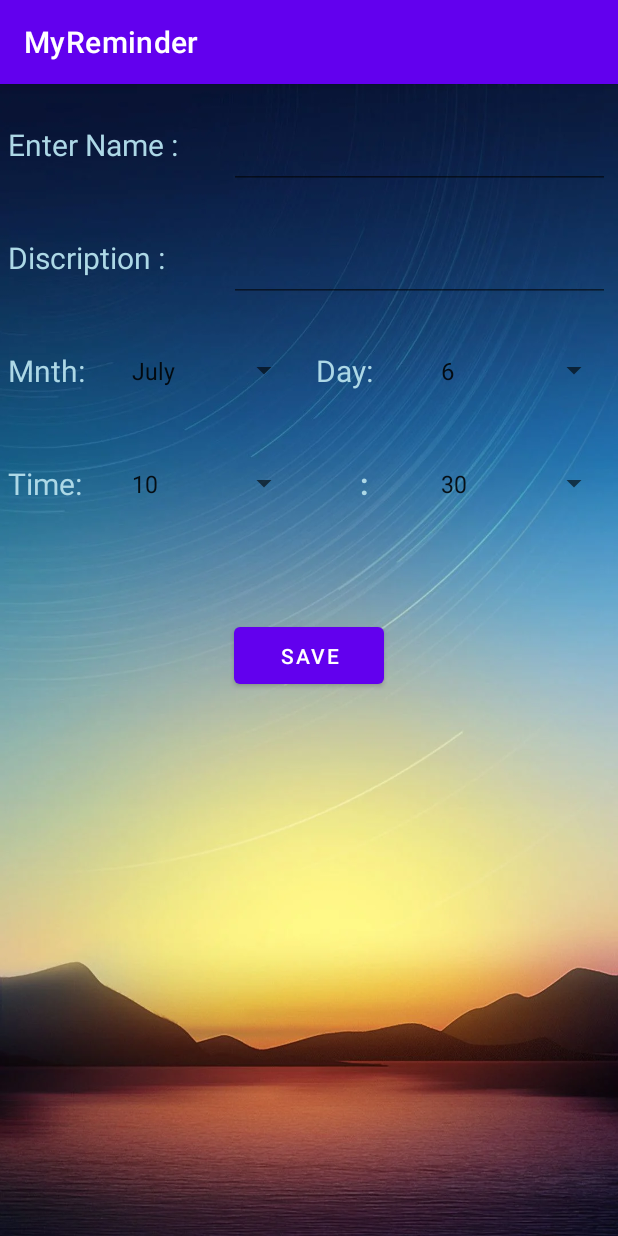
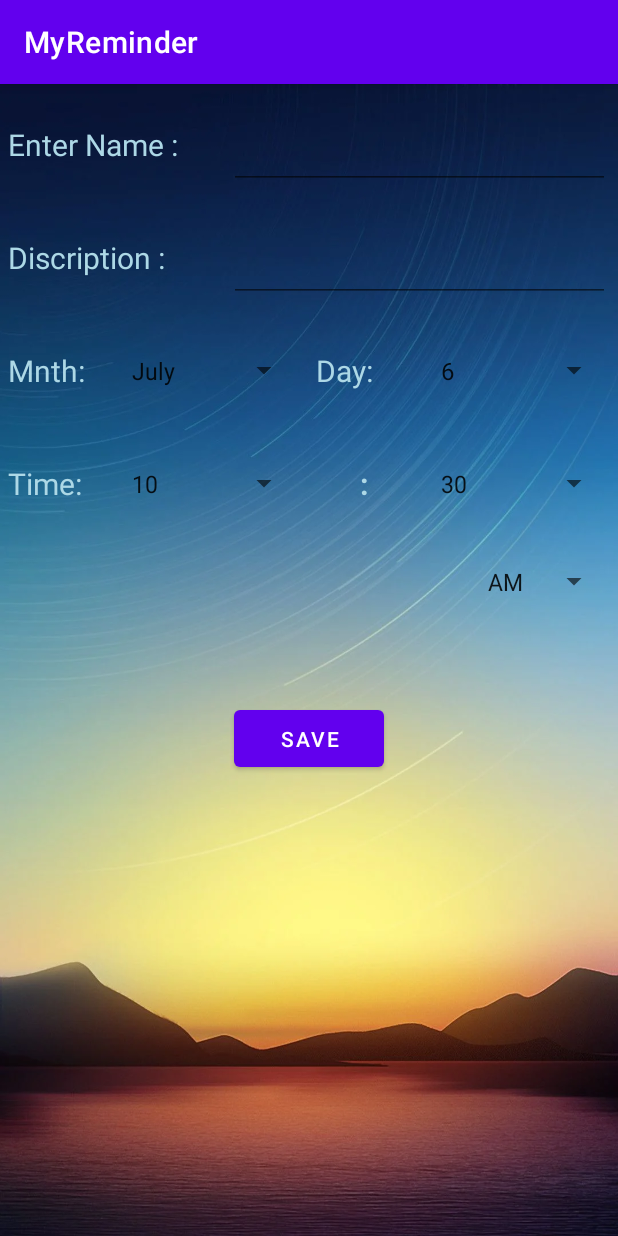
Before and after one commit to ajayreddyvanteru/ReminderApp, an Android app built with Jetpack Compose: the screen it shows after launch (MainActivity), after a tap on an icon or button, on a phone screen of 412 x 824 dp. Run offline under Robolectric (Android 15) with nearby library versions, the phone set to English and light mode, and no system bars; our stand-ins replace data binding.

Commit message:
2nd commit

```diff
--- a/app/src/main/java/com/example/myreminder/Item.kt
+++ b/app/src/main/java/com/example/myreminder/Item.kt
@@ -1,3 +1,3 @@
 package com.example.myreminder
 
-data class Item(val id:Int ,val name: String,val Discription: String,val mnth: String,val days: String,val hour:String,val min: String)
+data class Item(val id:Int ,val name: String,val Discription: String,val mnth: String,val days: String,val hour:String,val min: String,val ampm: String)
--- a/app/src/main/java/com/example/myreminder/UserEntryFragment.kt
+++ b/app/src/main/java/com/example/myreminder/UserEntryFragment.kt
@@ -35,6 +35,7 @@ class UserEntryFragment : Fragment() {
         val days = ArrayList<String>()
         val mnth = arrayOf("January", "February", "March", "April", "May", "June", "July", "Augest", "September", "October", "November", "December")
         val hour = arrayOf("1", "2", "3", "4", "5", "6", "7", "8", "9", "10", "11", "12")
+        val am_pm = arrayOf("AM","PM")
         val min = ArrayList<String>()
         for (i in (1..31)) {
             days.add(i.toString())
@@ -51,11 +52,14 @@ class UserEntryFragment : Fragment() {
         HOUR.setDropDownViewResource(android.R.layout.simple_spinner_dropdown_item)
         val MIN = ArrayAdapter(requireContext(), android.R.layout.simple_spinner_item, min)
         MIN.setDropDownViewResource(android.R.layout.simple_spinner_dropdown_item)
+        val AM_PM = ArrayAdapter(requireContext(), android.R.layout.simple_spinner_item, am_pm)
+        AM_PM.setDropDownViewResource(android.R.layout.simple_spinner_dropdown_item)
 
         binding.enterday.adapter = DAYS
         binding.entermounth.adapter = MNTH
         binding.hour.adapter = HOUR
         binding.min.adapter = MIN
+        binding.amPm.adapter = AM_PM
 
 
 
@@ -69,17 +73,28 @@ class UserEntryFragment : Fragment() {
             val days = args?.getString("days")
             val hour = args?.getString("hour")
             val min = args?.getString("min")
+            val ampm = args?.getString("ampm")
             binding.enteredname.setText(name)
             binding.Discription.setText(discription)
             binding.entermounth.setSelection(MNTH.getPosition(mnth))
             binding.enterday.setSelection(DAYS.getPosition(days))
             binding.hour.setSelection(HOUR.getPosition(hour))
             binding.min.setSelection(MIN.getPosition(min))
+            binding.amPm.setSelection(AM_PM.getPosition(ampm))
         }else{
             binding.entermounth.setSelection(MNTH.getPosition(Calendar.getInstance().getDisplayName(Calendar.MONTH, Calendar.LONG, Locale.getDefault())))
             binding.enterday.setSelection(DAYS.getPosition(SimpleDateFormat("d").format(Date())))
-            binding.hour.setSelection(HOUR.getPosition(Calendar.getInstance().get(Calendar.HOUR).toString()))
+            if(Calendar.getInstance().get(Calendar.HOUR).toString()=="0"){
+                binding.hour.setSelection(HOUR.getPosition("12"))
+            }else{
+                binding.hour.setSelection(DAYS.getPosition(Calendar.getInstance().get(Calendar.HOUR).toString()))
+            }
+            if(Calendar.getInstance().get(Calendar.HOUR_OF_DAY)>12){
+                binding.amPm.setSelection(AM_PM.getPosition("PM"))
+            }else
+                binding.amPm.setSelection(AM_PM.getPosition("AM"))
             binding.min.setSelection(MIN.getPosition(Calendar.getInstance().get(Calendar.MINUTE).toString()))
+
         }
 
     }
@@ -93,10 +108,11 @@ class UserEntryFragment : Fragment() {
             var days = binding.enterday.selectedItem as String
             var hour = binding.hour.selectedItem as String
             var min = binding.min.selectedItem as String
+            var ampm = binding.amPm.selectedItem as String
             if (fromedt) {
-                db.updateValues(ID,name, discription, mnth, days, hour, min)
+                db.updateValues(ID,name, discription, mnth, days, hour, min,ampm)
             } else {
-                db.insertData(name, discription, mnth, days, hour, min)
+                db.insertData(name, discription, mnth, days, hour, min,ampm)
             }
 
 
--- a/app/src/main/java/com/example/myreminder/UserMasterFragment.kt
+++ b/app/src/main/java/com/example/myreminder/UserMasterFragment.kt
@@ -58,6 +58,7 @@ class UserMasterFragment : Fragment(), OnItemClickListener {
         val days = item.days
         val hour = item.hour
         val min = item.min
+        val ampm = item.ampm
 
         val args = Bundle()
         args.putInt("id", id)
@@ -68,6 +69,7 @@ class UserMasterFragment : Fragment(), OnItemClickListener {
         args.putString("days", days)
         args.putString("hour", hour)
         args.putString("min", min)
+        args.putString("ampm", ampm)
 
 //        val destinationFragment = UserEntryFragment()
 //        destinationFragment.arguments = args
--- a/app/src/main/res/layout/fragment_user_entry.xml
+++ b/app/src/main/res/layout/fragment_user_entry.xml
@@ -177,6 +177,25 @@
 
             </LinearLayout>
 
+        <LinearLayout
+            android:layout_width="100dp"
+            android:layout_height="50dp"
+            android:layout_marginTop="5dp"
+            android:layout_gravity="right"
+            android:orientation="horizontal">
+
+            <Spinner
+                android:id="@+id/am_pm"
+                android:layout_width="wrap_content"
+                android:layout_height="match_parent"
+                android:layout_margin="5dp"
+                android:inputType="numberDecimal"
+                android:maxLength="2"
+                android:layout_weight="1.3"
+                android:textColor="@color/lightblue"
+                />
+
+        </LinearLayout>
 
             <LinearLayout
                 android:layout_width="match_parent"
--- a/app/src/main/res/layout/fragment_user_master.xml
+++ b/app/src/main/res/layout/fragment_user_master.xml
@@ -24,8 +24,8 @@
             android:layout_width="wrap_content"
             android:layout_height="wrap_content"
             android:layout_gravity="bottom"
-            android:layout_marginLeft="280dp"
-            android:layout_marginBottom="28dp"
+            android:layout_marginLeft="300dp"
+            android:layout_marginBottom="60dp"
             android:clickable="true"
             android:scaleType="center"
             android:src="@drawable/ic_icon_add"
--- a/app/src/main/res/values-night/themes.xml
+++ b/app/src/main/res/values-night/themes.xml
@@ -1,6 +1,6 @@
 <resources xmlns:tools="http://schemas.android.com/tools">
     <!-- Base application theme. -->
-    <style name="Theme.MyReminder" parent="Theme.MaterialComponents.DayNight.DarkActionBar">
+    <style name="Theme.MyReminder" parent="Theme.MaterialComponents.DayNight.NoActionBar">
         <!-- Primary brand color. -->
         <item name="colorPrimary">@color/purple_200</item>
         <item name="colorPrimaryVariant">@color/purple_700</item>
```
Also changed, not shown: app/src/main/java/com/example/myreminder/ItemAdapter.kt (+6 -3 lines), app/src/main/java/com/example/myreminder/MyDatabaseHelper.kt (+8 -5 lines), app/src/main/java/com/example/myreminder/MyForegroundService.kt (+10 -1 lines), app/src/main/res/drawable/stroke_blue_full_curve.xml (+6 -6 lines), app/src/main/res/layout/custom_dialog.xml (+30 -19 lines).
